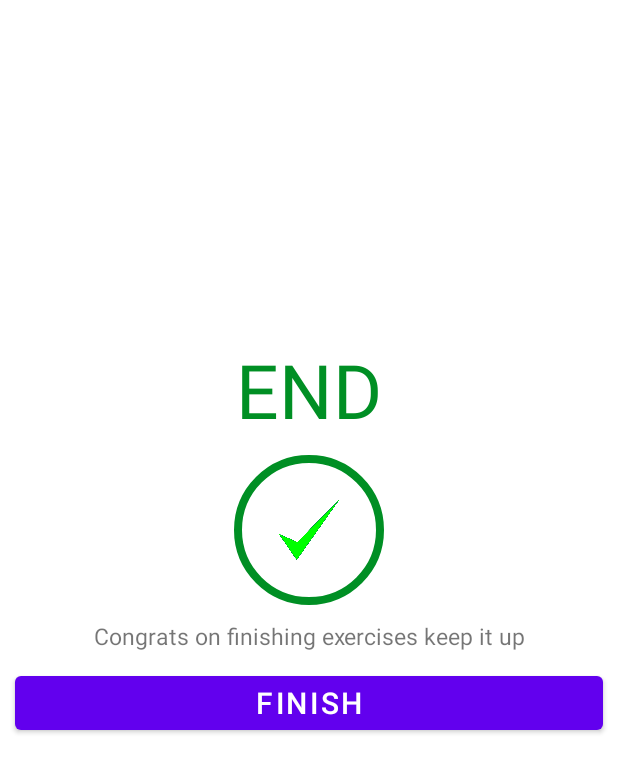
After one commit to LukaszKrolicki/7minApp, an Android app: the EndActivity screen opened directly, with no data from a screen before it, on a phone screen of 412 x 824 dp. The commit adds this screen. Shown: the top 773 px of the screen. Run offline under Robolectric (Android 15) with nearby library versions, the phone set to English and light mode, and no system bars.

Commit message:
Finish screen added

```diff
--- a/app/src/main/AndroidManifest.xml
+++ b/app/src/main/AndroidManifest.xml
@@ -22,6 +22,10 @@
             android:name=".ExerciseAvtivity"
             android:exported="false" />
         <activity
+            android:name=".EndActivity"
+            android:exported="false" />
+
+        <activity
             android:name=".MainActivity"
             android:exported="true">
             <intent-filter>
--- /dev/null
+++ b/app/src/main/java/eu/pl/snk/senseibunny/a7minuteapp/EndActivity.kt
@@ -0,0 +1,29 @@
+package eu.pl.snk.senseibunny.a7minuteapp
+
+import android.content.Intent
+import androidx.appcompat.app.AppCompatActivity
+import android.os.Bundle
+
+import eu.pl.snk.senseibunny.a7minuteapp.databinding.EndScreenBinding
+
+
+class EndActivity : AppCompatActivity() {
+    // you use name of xml activity here
+    private var binding: EndScreenBinding?= null
+
+    override fun onCreate(savedInstanceState: Bundle?) {
+        super.onCreate(savedInstanceState)
+        binding= EndScreenBinding.inflate(layoutInflater)
+        setContentView(binding?.root) // top element of xml file is root
+
+        binding?.finishbutton?.setOnClickListener{
+            val intent = Intent(this,MainActivity::class.java)
+            startActivity(intent)
+        }
+    }
+
+    override fun onDestroy() {
+        super.onDestroy()
+        binding=null
+    }
+}
--- a/app/src/main/java/eu/pl/snk/senseibunny/a7minuteapp/ExerciseAvtivity.kt
+++ b/app/src/main/java/eu/pl/snk/senseibunny/a7minuteapp/ExerciseAvtivity.kt
@@ -1,6 +1,7 @@
 package eu.pl.snk.senseibunny.a7minuteapp
 
 import android.annotation.SuppressLint
+import android.content.Intent
 import android.media.MediaPlayer
 import android.net.Uri
 import androidx.appcompat.app.AppCompatActivity
@@ -13,6 +14,7 @@ import android.widget.Toast
 import androidx.core.view.isGone
 import androidx.recyclerview.widget.LinearLayoutManager
 import eu.pl.snk.senseibunny.a7minuteapp.databinding.ActivityExerciseAvtivityBinding
+import eu.pl.snk.senseibunny.a7minuteapp.databinding.EndScreenBinding
 import java.util.*
 import kotlin.collections.ArrayList
 
@@ -32,6 +34,7 @@ class ExerciseAvtivity : AppCompatActivity(), TextToSpeech.OnInitListener {
     private var player: MediaPlayer?=null
 
     private lateinit var adapter: ExerciseStatusAdapter
+
     override fun onCreate(savedInstanceState: Bundle?) {
         super.onCreate(savedInstanceState)
         binding=ActivityExerciseAvtivityBinding.inflate(layoutInflater)
@@ -50,6 +53,8 @@ class ExerciseAvtivity : AppCompatActivity(), TextToSpeech.OnInitListener {
             onBackPressed()
         }
 
+
+
         tts= TextToSpeech(this, this)
 
         adapter=ExerciseStatusAdapter(exerciseList!!,0);
@@ -57,6 +62,9 @@ class ExerciseAvtivity : AppCompatActivity(), TextToSpeech.OnInitListener {
         setupRestView()
 
         setupExerciseStatusRecyclerView()
+
+
+
 
     }
 
@@ -154,7 +162,10 @@ class ExerciseAvtivity : AppCompatActivity(), TextToSpeech.OnInitListener {
             }
 
             override fun onFinish() {
-                if(currentExercisePosition<exerciseList?.size!!-1){
+                if(currentExercisePosition==1){
+                    finishScreen()
+                }
+                else if(currentExercisePosition<exerciseList?.size!!-1){
                     setupRestView()
                 }
                 else{
@@ -185,6 +196,12 @@ class ExerciseAvtivity : AppCompatActivity(), TextToSpeech.OnInitListener {
         tts?.speak(text, TextToSpeech.QUEUE_FLUSH,null,"")
     }
 
+    private fun finishScreen(){
+        val intent = Intent(this,EndActivity::class.java)
+        startActivity(intent)
+        finish()
+    }
+
     override fun onDestroy() {
         super.onDestroy()
         binding=null
@@ -193,6 +210,8 @@ class ExerciseAvtivity : AppCompatActivity(), TextToSpeech.OnInitListener {
             restTimer?.cancel()
             restProgress=0
         }
+
+        exerciseTimer=null
 
         if(tts!=null){
             tts?.stop()
--- a/app/src/main/res/layout/end_screen.xml
+++ b/app/src/main/res/layout/end_screen.xml
@@ -1,6 +1,88 @@
 <?xml version="1.0" encoding="utf-8"?>
 <androidx.constraintlayout.widget.ConstraintLayout xmlns:android="http://schemas.android.com/apk/res/android"
     android:layout_width="match_parent"
-    android:layout_height="match_parent">
+    android:layout_height="match_parent"
+    xmlns:app="http://schemas.android.com/apk/res-auto"
+    xmlns:tools="http://schemas.android.com/tools">
+
+    <androidx.appcompat.widget.Toolbar
+        android:id="@+id/toolBar"
+        android:layout_width="match_parent"
+        android:layout_height="?android:attr/actionBarSize"
+        app:layout_constraintTop_toTopOf="parent"
+
+        android:theme="@style/ToolbarTheme"
+        android:background="@color/white"
+        app:titleTextColor="@color/colorPrimary"
+        app:layout_constraintEnd_toEndOf="parent"
+        app:layout_constraintStart_toStartOf="parent"
+        />
+
+    <TextView
+        android:id="@+id/endTitle"
+        android:layout_width="wrap_content"
+        android:layout_height="wrap_content"
+        android:text="END"
+        android:layout_marginHorizontal="20dp"
+        android:textSize="50dp"
+        android:textColor="@color/colorAccent"
+        android:paddingTop="170dp"
+        app:layout_constraintTop_toBottomOf="@id/toolBar"
+        app:layout_constraintEnd_toEndOf="parent"
+        app:layout_constraintStart_toStartOf="parent"
+
+        />
+
+    <FrameLayout
+        android:id="@+id/finishCircle"
+        android:layout_width="100dp"
+        android:layout_height="100dp"
+        android:layout_marginTop="10dp"
+        android:background="@drawable/item_color_ripple"
+
+
+        app:layout_constraintEnd_toEndOf="parent"
+        app:layout_constraintStart_toStartOf="parent"
+        app:layout_constraintTop_toBottomOf="@id/endTitle"
+        >
+
+        <LinearLayout
+            android:layout_width="40dp"
+            android:layout_height="40dp"
+            android:layout_gravity="center"
+            android:gravity="center"
+
+            android:background="@drawable/check">
+
+
+        </LinearLayout>
+
+    </FrameLayout>
+
+    <TextView
+        android:id="@+id/endCongrats"
+        android:layout_width="wrap_content"
+        android:layout_height="wrap_content"
+        android:text="Congrats on finishing exercises keep it up"
+        android:layout_marginHorizontal="20dp"
+        android:textSize="15dp"
+        android:paddingTop="10dp"
+        app:layout_constraintTop_toBottomOf="@id/finishCircle"
+        app:layout_constraintEnd_toEndOf="parent"
+        app:layout_constraintStart_toStartOf="parent"
+
+        />
+
+    <Button
+        android:layout_width="match_parent"
+        android:layout_height="wrap_content"
+        android:text="Finish"
+        android:textSize="20dp"
+        android:layout_marginHorizontal="10dp"
+        app:layout_constraintTop_toBottomOf="@id/endCongrats"
+        android:layout_marginTop="10dp"
+        android:id="@+id/finishbutton"
+        />
+
 
 </androidx.constraintlayout.widget.ConstraintLayout>
```
Also changed, not shown: app/src/main/res/drawable/check.png (added).
